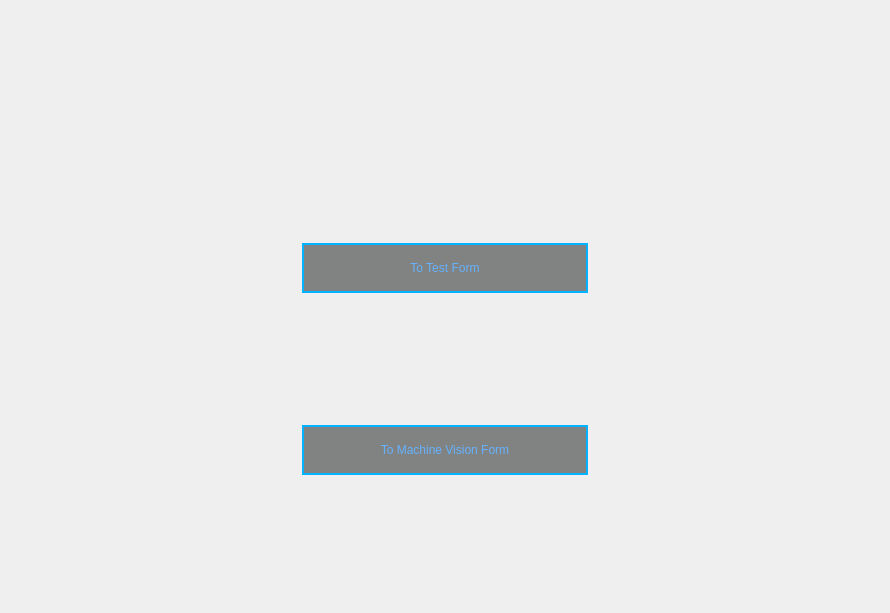
Qt form src/python/Views/ContentsNavWin.ui (xzlxiao/TheOneEye) before a commit.
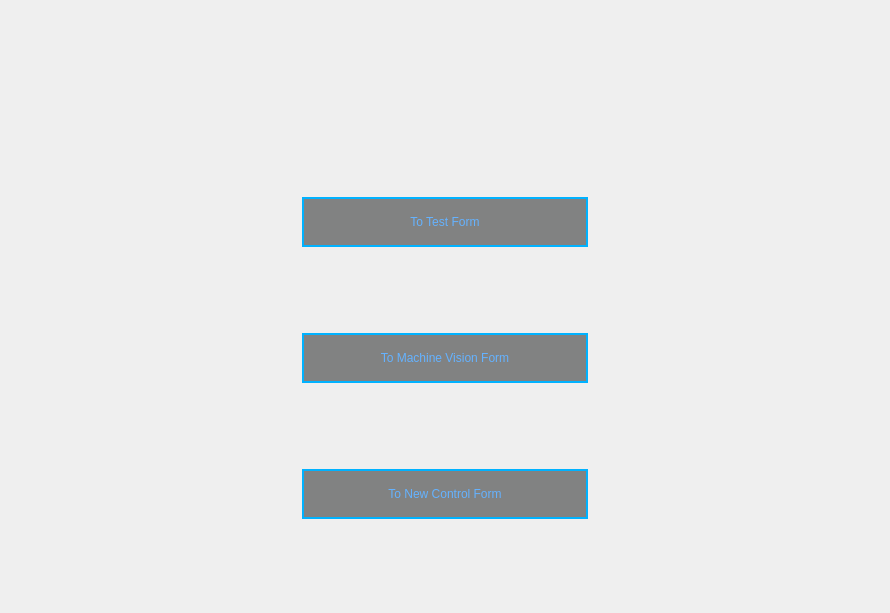
The same form after that commit.

Diff of the .ui file:
```diff
--- a/src/python/Views/ContentsNavWin.ui
+++ b/src/python/Views/ContentsNavWin.ui
@@ -66,6 +66,30 @@
          </property>
         </widget>
        </item>
+       <item>
+        <widget class="QPushButton" name="btnToNewControlForm">
+         <property name="minimumSize">
+          <size>
+           <width>0</width>
+           <height>50</height>
+          </size>
+         </property>
+         <property name="maximumSize">
+          <size>
+           <width>300</width>
+           <height>16777215</height>
+          </size>
+         </property>
+         <property name="styleSheet">
+          <string notr="true">color: rgb(100, 178, 255);
+background-color: rgba(82, 84, 84, 179);
+border:2px solid rgb(0, 178, 255);</string>
+         </property>
+         <property name="text">
+          <string>To New Control Form</string>
+         </property>
+        </widget>
+       </item>
       </layout>
      </item>
      <item row="2" column="2">
```
